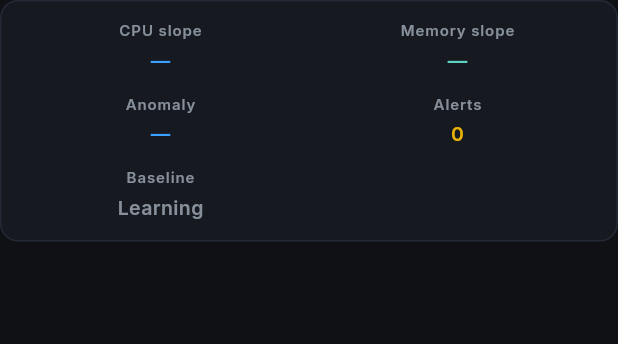
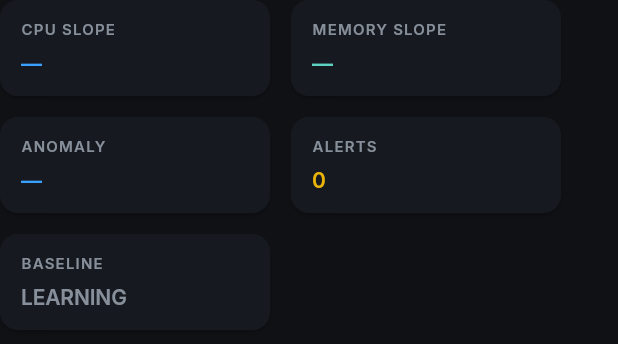
Before and after one commit to AsieduDevelopmentHub/SentraCore, a Flutter app: the _StatsStrip widget shown alone on an empty page, opened directly with empty values, on a phone screen of 412 x 824 dp. Shown: the top 344 px of the screen. Run offline on Flutter 3.47's test engine with Material 3 defaults, Android fonts, the phone set to English and light mode, and no system bars; our stand-ins replace fl_chart, google_fonts; network calls fail.

Commit message:
refactor: update overview screen layout by replacing _Stat with _StatTile for improved styling and structure

```diff
--- a/dashboard/lib/screens/overview_screen.dart
+++ b/dashboard/lib/screens/overview_screen.dart
@@ -585,98 +585,100 @@ class _StatsStrip extends StatelessWidget {
     final trend = provider.currentState?.trend;
     final anomaly = provider.currentState?.anomaly;
 
-    return Container(
-      padding: const EdgeInsets.symmetric(horizontal: 16, vertical: 12),
-      decoration: BoxDecoration(
-        color: Theme.of(context).colorScheme.surface,
-        borderRadius: BorderRadius.circular(12),
-        border: Border.all(color: Theme.of(context).dividerColor),
-      ),
-      child: LayoutBuilder(
+    return LayoutBuilder(
       builder: (context, c) {
-          final children = [
-            _Stat(
-              'CPU slope',
-              trend != null
+        final tiles = [
+          _StatTile(
+            label: 'CPU slope',
+            value: trend != null
                 ? '${trend.cpuSlope > 0 ? '+' : ''}${trend.cpuSlope.toStringAsFixed(3)}%/s'
                 : '—',
-              AppTheme.primary,
+            valueColor: AppTheme.primary,
           ),
-            _Stat(
-              'Memory slope',
-              trend != null
+          _StatTile(
+            label: 'Memory slope',
+            value: trend != null
                 ? '${trend.memorySlope > 0 ? '+' : ''}${trend.memorySlope.toStringAsFixed(3)}%/s'
                 : '—',
-              AppTheme.accent,
+            valueColor: AppTheme.accent,
           ),
-            _Stat(
-                'Anomaly', anomaly?.level.toUpperCase() ?? '—', AppTheme.info),
-            _Stat(
-              'Alerts',
-              '${provider.currentState?.alert.totalFired ?? 0}',
-              AppTheme.warning,
+          _StatTile(
+            label: 'Anomaly',
+            value: anomaly?.level.toUpperCase() ?? '—',
+            valueColor: AppTheme.info,
           ),
-            _Stat(
-              'Baseline',
-              provider.engineInfo?.baselineReady == true ? 'Ready' : 'Learning',
-              provider.engineInfo?.baselineReady == true
+          _StatTile(
+            label: 'Alerts',
+            value: '${provider.currentState?.alert.totalFired ?? 0}',
+            valueColor: AppTheme.warning,
+          ),
+          _StatTile(
+            label: 'Baseline',
+            value: provider.engineInfo?.baselineReady == true
+                ? 'READY'
+                : 'LEARNING',
+            valueColor: provider.engineInfo?.baselineReady == true
                 ? AppTheme.success
                 : AppTheme.textMutedFor(context),
           ),
         ];
 
-          // Grid-like wrap: encourages 2 rows (3 + 2) on typical widths,
-          // which visually balances the tall Stability card next to it.
-          final itemWidth = c.maxWidth >= 900 ? 220.0 : 180.0;
+        // Aim for 3 + 2 on typical widths.
+        final itemWidth = c.maxWidth >= 900 ? 210.0 : 180.0;
         return Wrap(
-            spacing: 18,
-            runSpacing: 12,
+          spacing: 14,
+          runSpacing: 14,
           children: [
-              for (final s in children)
-                SizedBox(
-                  width: itemWidth,
-                  child: s,
-                ),
+            for (final t in tiles) SizedBox(width: itemWidth, child: t),
           ],
         );
       },
+    );
+  }
+}
+
+class _StatTile extends StatelessWidget {
+  final String label;
+  final String value;
+  final Color valueColor;
+  const _StatTile({
+    required this.label,
+    required this.value,
+    required this.valueColor,
+  });
+
+  @override
+  Widget build(BuildContext context) {
+    return Card(
+      child: Padding(
+        padding: const EdgeInsets.symmetric(horizontal: 14, vertical: 12),
+        child: Column(
+          crossAxisAlignment: CrossAxisAlignment.start,
+          children: [
+            Text(
+              label.toUpperCase(),
+              style: TextStyle(
+                color: AppTheme.textMutedFor(context),
+                fontSize: 10,
+                fontWeight: FontWeight.w600,
+                letterSpacing: 0.8,
+              ),
+            ),
+            const SizedBox(height: 6),
+            Text(
+              value,
+              style: TextStyle(
+                color: valueColor,
+                fontSize: 14,
+                fontWeight: FontWeight.w600,
+                letterSpacing: -0.1,
+              ),
+            ),
+          ],
+        ),
       ),
     );
   }
 }
 
-class _Stat extends StatelessWidget {
-  final String label;
-  final String value;
-  final Color color;
-  const _Stat(this.label, this.value, this.color);
-
-  @override
-  Widget build(BuildContext context) {
-    return Column(
-      crossAxisAlignment: CrossAxisAlignment.center,
-      children: [
-        Text(
-          label,
-          style: TextStyle(
-            color: AppTheme.textMutedFor(context),
-            fontSize: 10,
-            fontWeight: FontWeight.w600,
-            letterSpacing: 0.6,
-          ),
-        ),
-        const SizedBox(height: 4),
-        Text(
-          value,
-          style: TextStyle(
-            color: color,
-            fontSize: 13,
-            fontWeight: FontWeight.w600,
-          ),
-        ),
-      ],
-    );
-  }
-}
-
 // _StatDivider removed (stats strip now uses Wrap/Expanded layout).
```
Lines whose indentation alone changed are shown as unchanged.
